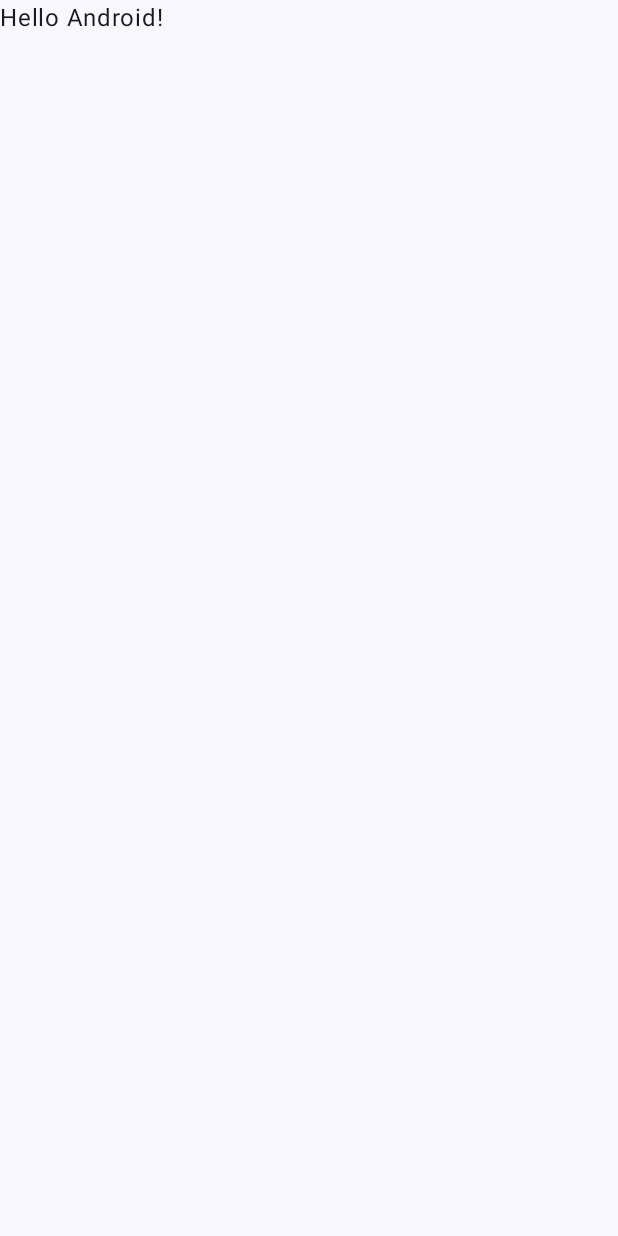
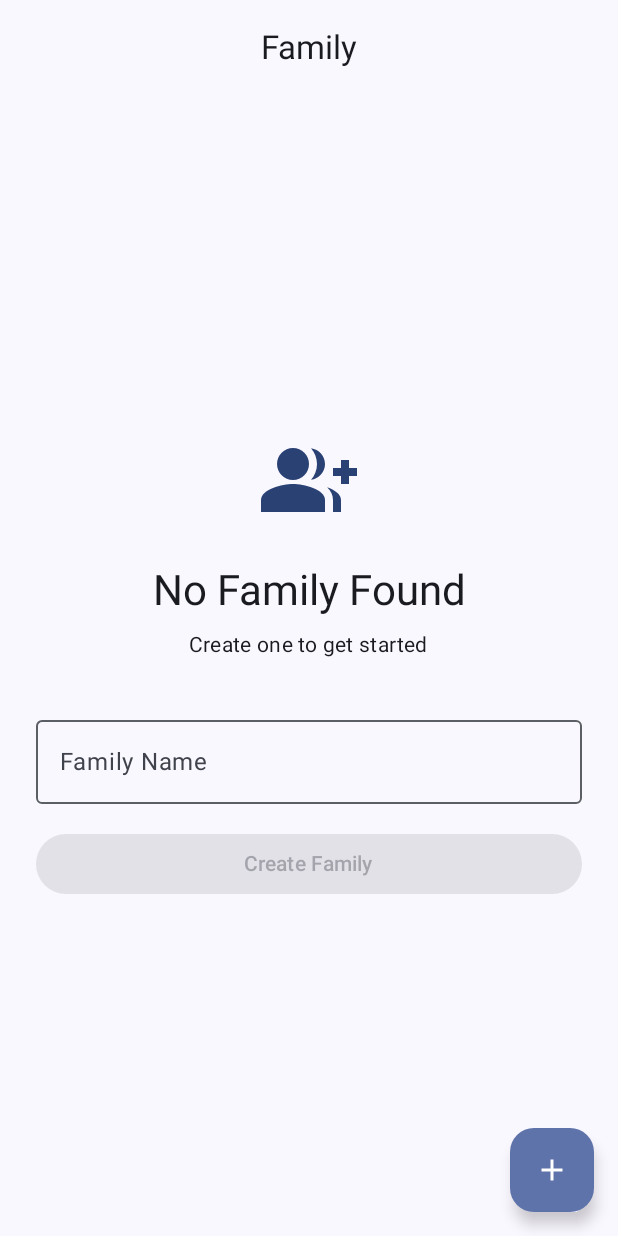
Before and after one commit to NICKMUGO/Duka, an Android app built with Jetpack Compose: the screen it shows after launch (MainActivity), on a phone screen of 412 x 824 dp. Before the commit the screen is almost empty. Run offline under Robolectric (Android 15) with nearby library versions, the phone set to English and light mode, and no system bars.

Commit message:
Added: 1. Data layer - Family.kt : acts as a bluprint for the Family object. 2. State Layer - FamilyScreenState.kt : defines all the states that the FamilyScreen.kt can be in at any given time. -loading, noFamily, HasFAmily, CreatingFamily, ErrorResponse 3. Logic Layer - FamilyViewModel.kt : connects UI to the data layer, handles UI elements and updates the state accordingly, triggering UI changes. 4. UI layer - FamilyScreen.kt : contains all the etPack Compose code to build the user interface for the family. 5. Navigation layer - NavGraph.kt : defines the navigation routes for your application using Jetpack navigation 6. Entry point - MainActivity : set up of the overall theme.

```diff
--- a/app/src/main/java/com/example/duka/MainActivity.kt
+++ b/app/src/main/java/com/example/duka/MainActivity.kt
@@ -6,11 +6,16 @@ import androidx.activity.compose.setContent
 import androidx.activity.enableEdgeToEdge
 import androidx.compose.foundation.layout.fillMaxSize
 import androidx.compose.foundation.layout.padding
+import androidx.compose.material3.MaterialTheme
 import androidx.compose.material3.Scaffold
+import androidx.compose.material3.Surface
 import androidx.compose.material3.Text
 import androidx.compose.runtime.Composable
 import androidx.compose.ui.Modifier
 import androidx.compose.ui.tooling.preview.Preview
+import androidx.navigation.compose.rememberNavController
+import com.example.duka.ui.navigation.AppNavGraph
+
 import com.example.duka.ui.theme.DukaTheme
 
 class MainActivity : ComponentActivity() {
@@ -19,16 +24,18 @@ class MainActivity : ComponentActivity() {
         enableEdgeToEdge()
         setContent {
             DukaTheme {
-                Scaffold(modifier = Modifier.fillMaxSize()) { innerPadding ->
-                    Greeting(
-                        name = "Android",
-                        modifier = Modifier.padding(innerPadding)
-                    )
+                    Surface(
+                        modifier = Modifier.fillMaxSize(),
+                        color = MaterialTheme.colorScheme.background
+                    ) {
+                        val navController = rememberNavController()
+                        AppNavGraph(navController = navController)
+                    }
                 }
             }
         }
     }
-}
+
 
 @Composable
 fun Greeting(name: String, modifier: Modifier = Modifier) {
--- /dev/null
+++ b/app/src/main/java/com/example/duka/ui/family/FamilyScreen.kt
@@ -0,0 +1,217 @@
+package com.example.duka.ui.family
+
+
+import androidx.compose.animation.*
+import androidx.compose.foundation.clickable
+import androidx.compose.foundation.layout.*
+import androidx.compose.foundation.lazy.LazyColumn
+import androidx.compose.foundation.lazy.items
+import androidx.compose.material.icons.Icons
+import androidx.compose.material.icons.filled.*
+// ADD THESE LINES
+import androidx.compose.material.icons.filled.Group
+import androidx.compose.material.icons.filled.GroupAdd
+import androidx.compose.material.icons.filled.ChevronRight
+
+
+
+import androidx.compose.material3.*
+import androidx.compose.runtime.*
+import androidx.compose.runtime.getValue
+import androidx.compose.runtime.setValue
+import androidx.compose.ui.*
+
+import androidx.compose.ui.tooling.preview.Preview
+import androidx.compose.ui.unit.dp
+import androidx.lifecycle.viewmodel.compose.viewModel // CHANGED: Added this import
+import com.example.duka.data.model.Family
+import com.example.duka.ui.theme.DukaTheme
+
+
+
+@OptIn(ExperimentalMaterial3Api::class)
+@Composable
+fun FamilyScreen(
+    // CHANGED: Replaced FamilyViewModel() with the viewModel() composable function.
+    // This correctly scopes the ViewModel to the navigation destination,
+    // so it survives recomposition and retains its state.
+    viewModel: FamilyViewModel = viewModel(),
+    onNavigateToHome: () -> Unit,
+    onJoinWithCode: () -> Unit
+) {
+    val state by viewModel.uiState
+
+    Scaffold(
+        topBar = {
+            CenterAlignedTopAppBar(
+                title = { Text("Family") }
+            )
+        },
+        floatingActionButton = {
+            FloatingActionButton(onClick = onJoinWithCode) {
+                Icon(Icons.Default.Add, "Join with Code")
+            }
+        }
+    ) { padding ->
+        AnimatedContent(
+            targetState = state,
+            modifier = Modifier.padding(padding)
+        ) { screenState: FamilyScreenState ->
+            when (screenState) {
+                is FamilyScreenState.Loading -> {
+                    Box(Modifier.fillMaxSize(), Alignment.Center) {
+                        CircularProgressIndicator()
+                    }
+                }
+                is FamilyScreenState.NoFamily -> {
+                    CreateFamilyForm(
+                        onCreate = { viewModel.createFamily(it) }
+                    )
+                }
+                is FamilyScreenState.HasFamilies -> {
+                    FamilyList(
+                        families = screenState.families,
+                        onSelect = {
+                            viewModel.selectFamily(it)
+                            onNavigateToHome()
+                        }
+                    )
+                }
+                is FamilyScreenState.CreatingFamily -> {
+                    CreatingFamilyView(screenState)
+                }
+                is FamilyScreenState.Error -> {
+                    ErrorView(screenState.message)
+                }
+            }
+        }
+    }
+}
+
+
+// --- NO OTHER CHANGES ARE NEEDED BELOW THIS LINE ---
+
+@Composable
+fun CreateFamilyForm(onCreate: (String) -> Unit) {
+    var familyName by remember { mutableStateOf("") }
+
+    Column(
+        modifier = Modifier
+            .fillMaxSize()
+            .padding(24.dp),
+        verticalArrangement = Arrangement.Center,
+        horizontalAlignment = Alignment.CenterHorizontally
+    ) {
+        Icon(Icons.Default.GroupAdd, null, modifier = Modifier.size(64.dp), tint = MaterialTheme.colorScheme.primary)
+        Spacer(Modifier.height(24.dp))
+        Text("No Family Found", style = MaterialTheme.typography.headlineMedium)
+        Spacer(Modifier.height(8.dp))
+        Text("Create one to get started", style = MaterialTheme.typography.bodyMedium)
+        Spacer(Modifier.height(32.dp))
+
+        OutlinedTextField(
+            value = familyName,
+            onValueChange = { familyName = it },
+            label = { Text("Family Name") },
+            modifier = Modifier.fillMaxWidth(),
+            singleLine = true
+        )
+        Spacer(Modifier.height(16.dp))
+
+        Button(
+            onClick = {
+                onCreate(familyName)
+                familyName = ""
+            },
+            enabled = familyName.isNotBlank(),
+            modifier = Modifier.fillMaxWidth()
+        ) {
+            Text("Create Family")
+        }
+    }
+}
+
+@Composable
+fun FamilyList(families: List<Family>, onSelect: (Family) -> Unit) {
+    LazyColumn(modifier = Modifier.fillMaxSize()) {
+        items(families) { family ->
+            FamilyCard(family = family, onSelect = onSelect)
+        }
+    }
+}
+
+@Composable
+fun FamilyCard(family: Family, onSelect: (Family) -> Unit) {
+    Card(
+        modifier = Modifier
+            .fillMaxWidth()
+            .padding(8.dp)
+            .clickable { onSelect(family) },
+        elevation = CardDefaults.cardElevation(defaultElevation = 4.dp)
+    ) {
+        Row(
+            modifier = Modifier.padding(16.dp),
+            verticalAlignment = Alignment.CenterVertically
+        ) {
+            Icon(
+                imageVector = Icons.Default.Group,
+                contentDescription = null,
+                modifier = Modifier.size(40.dp),
+                tint = MaterialTheme.colorScheme.primary
+            )
+            Spacer(Modifier.width(16.dp))
+            Column(modifier = Modifier.weight(1f)) {
+                Text(family.name, style = MaterialTheme.typography.titleMedium)
+                Text("${family.memberCount} members", style = MaterialTheme.typography.bodySmall)
+                if (family.isOwner) {
+                    AssistChip(
+                        onClick = { },
+                        label = { Text("Owner") },
+                        modifier = Modifier.padding(top = 4.dp)
+                    )
+                }
+            }
+            Icon(Icons.Default.ChevronRight, "Select")
+        }
+    }
+}
+
+@Composable
+fun CreatingFamilyView(state: FamilyScreenState.CreatingFamily) {
+    Box(Modifier.fillMaxSize(), Alignment.Center) {
+        Column(horizontalAlignment = Alignment.CenterHorizontally) {
+            CircularProgressIndicator()
+            Spacer(Modifier.height(16.dp))
+            Text("Creating family: ${state.name}...")
+        }
+    }
+}
+
+@Composable
+fun ErrorView(message: String) {
+    Box(Modifier.fillMaxSize(), Alignment.Center) {
+        Text("Error: $message", color = MaterialTheme.colorScheme.error)
+    }
+}
+
+@Preview(showBackground = true, name = "No Family")
+@Composable
+fun PreviewNoFamily() {
+    DukaTheme {
+        CreateFamilyForm(onCreate = {})
+    }
+}
+
+@Preview(showBackground = true, name = "Has Families")
+@Composable
+fun PreviewHasFamilies() {
+    DukaTheme {
+        FamilyList(
+            families = listOf(
+                Family("1", "The Johnsons", 4, true),
+                Family("2", "Weekend Crew", 6, false)
+            ),
+            onSelect = {}
+        )
+    }
+}
--- /dev/null
+++ b/app/src/main/java/com/example/duka/ui/family/FamilyScreenState.kt
@@ -0,0 +1,14 @@
+package com.example.duka.ui.family
+
+import com.example.duka.data.model.Family
+
+sealed class FamilyScreenState {
+    object Loading : FamilyScreenState()
+    data class NoFamily(val inviteCode: String? = null) : FamilyScreenState()
+    data class HasFamilies(
+        val families: List<Family>,
+        val selectedFamily: Family? = null
+    ) : FamilyScreenState()
+    data class CreatingFamily(val name: String = "") : FamilyScreenState()
+    data class Error(val message: String) : FamilyScreenState()
+}
--- /dev/null
+++ b/app/src/main/java/com/example/duka/ui/family/FamilyViewModel.kt
@@ -0,0 +1,71 @@
+package com.example.duka.ui.family
+
+import androidx.compose.runtime.mutableStateOf
+import androidx.lifecycle.ViewModel
+import androidx.lifecycle.viewModelScope
+import com.example.duka.data.model.Family
+import kotlinx.coroutines.delay
+import kotlinx.coroutines.launch
+import androidx.compose.runtime.State
+
+class FakeFamilyRepository {
+    private val families = mutableListOf<Family>()
+
+    suspend fun getUserFamilies(): List<Family> {
+        delay(500)
+        return families.toList()
+    }
+
+    suspend fun saveFamily(family: Family) {
+        families.add(family)
+    }
+
+    suspend fun setActiveFamily(family: Family) {
+        // Save to SharedPreferences later
+    }
+}
+
+class FamilyViewModel : ViewModel() {
+
+    private val repository = FakeFamilyRepository()
+
+    private val _uiState = mutableStateOf<FamilyScreenState>(FamilyScreenState.Loading)
+    val uiState: State<FamilyScreenState> = _uiState
+
+    init {
+        loadFamilies()
+    }
+
+    fun loadFamilies() {
+        viewModelScope.launch {
+            _uiState.value = FamilyScreenState.Loading
+            val families = repository.getUserFamilies()
+            _uiState.value = when {
+                families.isEmpty() -> FamilyScreenState.NoFamily()
+                else -> FamilyScreenState.HasFamilies(families)
+            }
+        }
+    }
+
+    fun createFamily(name: String) {
+        if (name.isBlank()) return
+        viewModelScope.launch {
+            _uiState.value = FamilyScreenState.CreatingFamily(name)
+            delay(800)
+            val newFamily = Family(
+                id = "fam_${System.currentTimeMillis()}",
+                name = name,
+                isOwner = true
+            )
+            repository.saveFamily(newFamily)
+            loadFamilies()
+        }
+    }
+
+    fun selectFamily(family: Family) {
+        viewModelScope.launch {
+            repository.setActiveFamily(family)
+            // In real app: navigate to home
+        }
+    }
+}
--- /dev/null
+++ b/app/src/main/java/com/example/duka/ui/navigation/NavGraph.kt
@@ -0,0 +1,20 @@
+package com.example.duka.ui.navigation
+
+import androidx.compose.runtime.Composable
+import androidx.navigation.NavHostController
+import androidx.navigation.compose.NavHost
+import androidx.navigation.compose.composable
+import com.example.duka.ui.family.FamilyScreen
+
+@Composable
+fun AppNavGraph(navController: NavHostController) {
+    NavHost(navController, startDestination = "family") {
+        composable("family") {
+            FamilyScreen(
+                onNavigateToHome = { /* Later */ },
+                onJoinWithCode = { /* Later */ }
+            )
+        }
+        // Add more screens later
+    }
+}
--- /dev/null
+++ b/app/src/main/java/com/example/duka/ui/theme/navigation/NavGraph.kt
@@ -0,0 +1,4 @@
+package com.example.duka.ui.theme.navigation
+
+class NavGraph {
+}
--- a/gradle/libs.versions.toml
+++ b/gradle/libs.versions.toml
@@ -8,6 +8,8 @@ espressoCore = "3.7.0"
 lifecycleRuntimeKtx = "2.9.4"
 activityCompose = "1.11.0"
 composeBom = "2024.09.00"
+navigationCompose = "2.9.5"
+ui = "1.9.4"
 
 [libraries]
 androidx-core-ktx = { group = "androidx.core", name = "core-ktx", version.ref = "coreKtx" }
@@ -24,6 +26,8 @@ androidx-compose-ui-tooling-preview = { group = "androidx.compose.ui", name = "u
 androidx-compose-ui-test-manifest = { group = "androidx.compose.ui", name = "ui-test-manifest" }
 androidx-compose-ui-test-junit4 = { group = "androidx.compose.ui", name = "ui-test-junit4" }
 androidx-compose-material3 = { group = "androidx.compose.material3", name = "material3" }
+androidx-navigation-compose = { group = "androidx.navigation", name = "navigation-compose", version.ref = "navigationCompose" }
+androidx-ui = { group = "androidx.compose.ui", name = "ui", version.ref = "ui" }
 
 [plugins]
 android-application = { id = "com.android.application", version.ref = "agp" }
```
Also changed, not shown: app/build.gradle.kts (+8 -0 lines), app/src/main/java/com/example/duka/data/model/Family.kt (added, +9 -0 lines).
